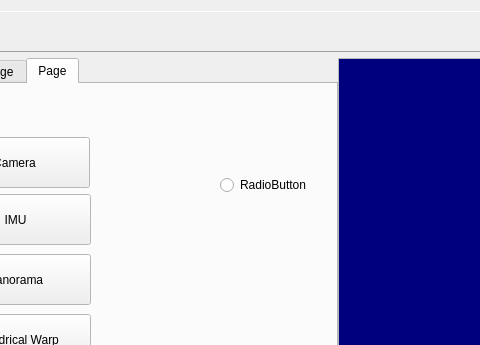
Qt form Calibration/mainframe.ui (jjun-ho/2023-Capstone-Design) before a commit; both pictures show x 275 to 755 and y 0 to 345 of the 911 by 536 pixel window.
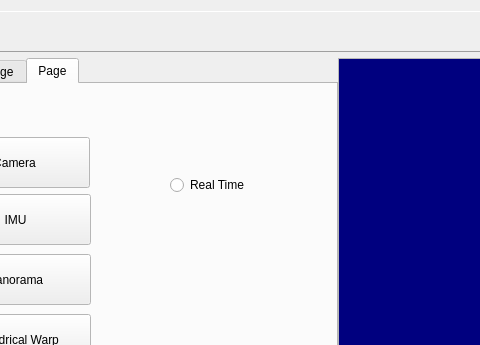
The same form after that commit. Icons and pictures are not drawn.

The edit to the form file:
```diff
--- a/Calibration/mainframe.ui
+++ b/Calibration/mainframe.ui
@@ -1639,14 +1639,17 @@
         <widget class="QRadioButton" name="radioButton">
          <property name="geometry">
           <rect>
-           <x>480</x>
+           <x>430</x>
            <y>90</y>
            <width>91</width>
            <height>22</height>
           </rect>
          </property>
          <property name="text">
-          <string>RadioButton</string>
+          <string>Real Time</string>
+         </property>
+         <property name="autoExclusive">
+          <bool>true</bool>
          </property>
         </widget>
        </widget>
```
Left out of the diff: 8 changed lines with no effect on the pictures.
